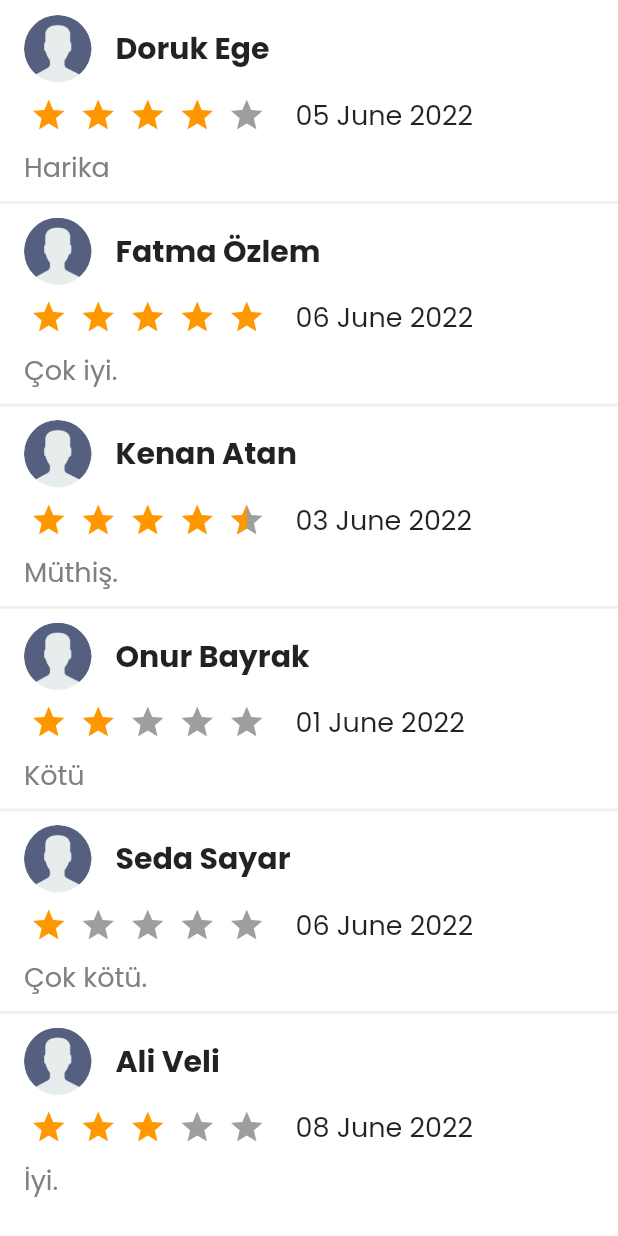
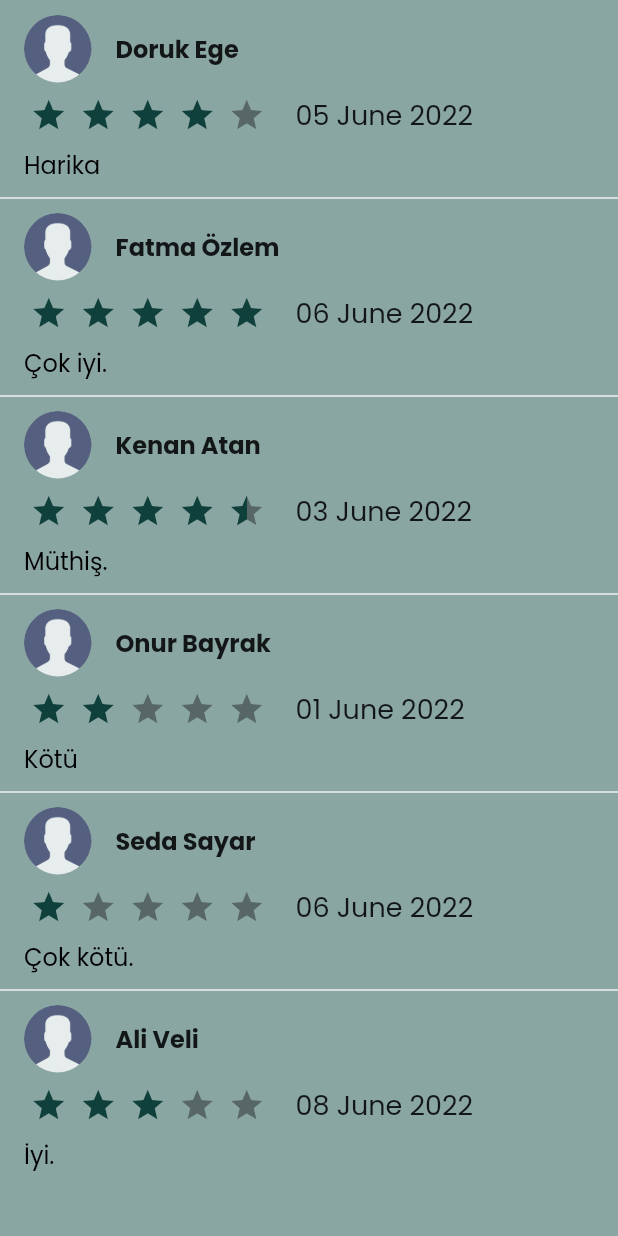
Before and after one commit to fersuekinci/OUA-bootcamp, a Flutter app: the Reviews screen opened directly, on a phone screen of 412 x 824 dp. Run offline on Flutter 3.47's test engine with Material 2 defaults, Android fonts, the phone set to English and light mode, and no system bars; drawn by our look-alikes of flutter_rating_bar; our stand-ins replace carousel_slider, cloud_firestore, firebase_auth, firebase_core, flutter_datetime_picker, flutter_riverpod and 13 more; missing offline and left inert: add_2_calendar, flutter_auth_ui, ntp; accounts and stored records are empty; project files that could hold a hidden picture were left out.

```diff
--- a/lib/pages/comment.dart
+++ b/lib/pages/comment.dart
@@ -19,12 +19,12 @@ class _ReviewsState extends State<Reviews> {
     return WillPopScope(
         onWillPop: () async => false,
         child: Scaffold(
-          backgroundColor: kWhiteColor,
+          backgroundColor: kThirdColor,
           body: Column(
             children: [
               Expanded(
                 child: ListView.separated(
-                  padding: EdgeInsets.only(bottom: 8.0, top: 8.0),
+                  padding: const EdgeInsets.only(bottom: 8.0, top: 8.0),
                   itemCount: reviewList.length,
                   itemBuilder: (context, index) {
                     return ReviewUI(
@@ -33,7 +33,7 @@ class _ReviewsState extends State<Reviews> {
                       date: reviewList[index].date,
                       comment: reviewList[index].comment,
                       rating: reviewList[index].rating,
-                      onPressed: () => print("More Action $index"),
+                      onPressed: () {},
                       onTap: () => setState(() {
                         isMore = !isMore;
                       }),
@@ -41,8 +41,8 @@ class _ReviewsState extends State<Reviews> {
                     );
                   },
                   separatorBuilder: (context, index) {
-                    return Divider(
-                      thickness: 2.0,
+                    return const Divider(
+                      thickness: 1.0,
                       color: kAccentColor,
                     );
                   },
@@ -102,7 +102,7 @@ class ReviewUI extends StatelessWidget {
                 child: Text(
                   name!,
                   style: TextStyle(
-                    fontSize: 20.0,
+                    fontSize: 16.0,
                     fontWeight: FontWeight.bold,
                   ),
                 ),
@@ -119,14 +119,12 @@ class ReviewUI extends StatelessWidget {
                 direction: Axis.horizontal,
                 allowHalfRating: true,
                 itemCount: 5,
-                itemPadding: EdgeInsets.symmetric(horizontal: 4.0),
+                itemPadding: const EdgeInsets.symmetric(horizontal: 4.0),
                 itemBuilder: (context, _) => Icon(
                   Icons.star,
-                  color: Colors.orange,
+                  color: kSecondaryColor,
                 ),
-                onRatingUpdate: (rating) {
-                  print(rating);
-                },
+                onRatingUpdate: (rating) {},
               ),
               SizedBox(width: kFixPadding),
               Text(
@@ -151,8 +149,8 @@ class ReviewUI extends StatelessWidget {
                     maxLines: 3,
                     overflow: TextOverflow.ellipsis,
                     style: TextStyle(
-                      fontSize: 18.0,
-                      color: kLightColor,
+                      fontSize: 16.0,
+                      color: Colors.black,
                     ),
                   ),
           ),
--- a/lib/pages/map_page.dart
+++ b/lib/pages/map_page.dart
@@ -10,8 +10,8 @@ class GoogleMaps extends ConsumerWidget {
   @override
   Widget build(BuildContext context, WidgetRef ref) {
     final businessRepoProvider = ref.watch(businessDetailPageProvider);
-    LatLng showLocation = LatLng(double.parse(businessRepoProvider.address),
-        double.parse(businessRepoProvider.subtitle));
+    LatLng showLocation =
+        LatLng((businessRepoProvider.latitude), businessRepoProvider.longitude);
 
     //latitude , longitude
 
```
Also changed, not shown: lib/model/business_model.dart (+9 -1 lines), lib/pages/businesses_page.dart (+7 -1 lines), lib/repositories/repo_business_detail.dart (+8 -8 lines), 2 other files.
